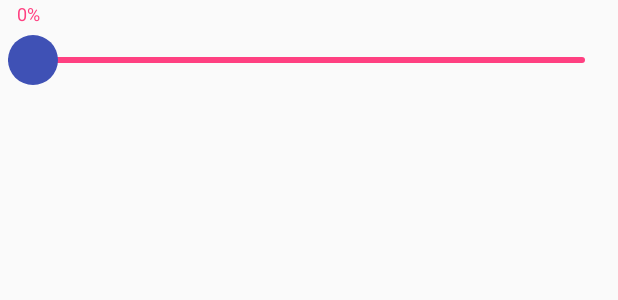
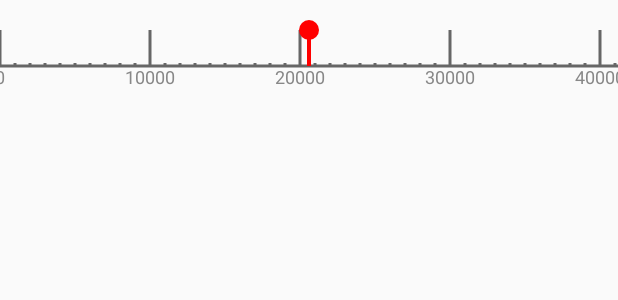
Before and after one commit to FlyMyFish/ExampleMoudle, an Android app: the layout activity_see_schedule_seek_bar.xml on its own in the app's theme, with its tools: preview values and no code run, on a phone screen of 412 x 824 dp. Shown: the top 300 px of the screen. Run offline under Robolectric (Android 15) with nearby library versions, the phone set to English and light mode, and no system bars.

Commit message:
添加picknumview

```diff
--- /dev/null
+++ b/argbevaluator/src/main/java/com/shichen/zhang/examplemodule/PickNumView.java
@@ -0,0 +1,263 @@
+/*
+ * Copyright ©2014-2017 百金贷|京ICP备15008179号|北京荣盛信联信息技术有限公司
+ */
+
+package com.shichen.zhang.examplemodule;
+
+import android.content.Context;
+import android.graphics.Canvas;
+import android.graphics.Color;
+import android.graphics.Paint;
+import android.support.annotation.Nullable;
+import android.support.v4.view.NestedScrollingChild;
+import android.util.AttributeSet;
+import android.view.MotionEvent;
+import android.view.VelocityTracker;
+import android.view.View;
+import android.widget.OverScroller;
+
+/**
+ * Created by shichen on 2018/4/10.
+ *
+ * @author shichen 754314442@qq.com
+ */
+
+public class PickNumView extends View implements NestedScrollingChild {
+    private final OverScroller mOverScroller;
+    private int textSize = 12;
+
+    public PickNumView(Context context, @Nullable AttributeSet attrs) {
+        super(context, attrs);
+        setLayerType(View.LAYER_TYPE_HARDWARE, null);
+        screenWidth = context.getResources().getDisplayMetrics().widthPixels;
+        mOverScroller = new OverScroller(context);
+        //mScroller = new Scroller(context);
+        bottomLinePaint = new Paint();
+        bottomLinePaint.setAntiAlias(true);
+        bottomLinePaint.setColor(0xffF4F4F4);
+        bottomLinePaint.setStrokeWidth(3.0f);
+        bottomLinePaint.setTextSize(context.getResources().getDisplayMetrics().density * textSize);
+        targetPaint = new Paint();
+        targetPaint.setAntiAlias(true);
+        targetPaint.setColor(Color.RED);
+        targetPaint.setStrokeWidth(4.0f);
+    }
+
+    private Paint bottomLinePaint;
+    /**
+     * 最上层叠加画笔
+     */
+    private float maxLineHeight;
+    private float minLineHeight;
+    private Paint targetPaint;
+
+    private int minNum = 1000;
+    private int maxNum = 200000;
+    private int lineMargin = 15;
+    private float mSlop = 0.1f;
+    private float maxTop = 30.0f;
+    private boolean picked = false;
+
+    @Override
+    protected void onDraw(Canvas canvas) {
+        canvas.drawColor(Color.TRANSPARENT);
+        canvas.save();
+        int targetPosition = 0;
+        picked = false;
+        bottomLinePaint.setColor(bottomLineColor);
+        canvas.drawLine(-1000, maxLineHeight, 200000 / 1000 * lineMargin + screenWidth, maxLineHeight, bottomLinePaint);
+        for (int i = 0; i <= 200000; i = i + 1000) {
+            if (i % 10000 == 0) {
+                bottomLinePaint.setColor(numLineColor);
+                canvas.drawLine(i / 1000 * lineMargin, maxLineHeight, i / 1000 * lineMargin, maxTop, bottomLinePaint);
+                float numWidth = bottomLinePaint.measureText(String.valueOf(i));
+                bottomLinePaint.setColor(textColor);
+                canvas.drawText(String.valueOf(i), i / 1000 * lineMargin - numWidth / 2, maxLineHeight + getContext().getResources().getDisplayMetrics().density * textSize, bottomLinePaint);
+            } else {
+                bottomLinePaint.setColor(numLineColor);
+                canvas.drawLine(i / 1000 * lineMargin, maxLineHeight, i / 1000 * lineMargin, maxTop + maxLineHeight - minLineHeight, bottomLinePaint);
+            }
+            if (getScrollX() + screenWidth / 2 == i / 1000 * lineMargin) {
+                if (onNumPickedListener != null) {
+                    onNumPickedListener.numPicked(i);
+                }
+                targetPosition = i;
+                picked = true;
+            }
+        }
+        drawShader(targetPosition, canvas);
+        targetPaint.setColor(pickLineColor);
+        canvas.drawLine(getScrollX() + screenWidth / 2, maxLineHeight, getScrollX() + screenWidth / 2, maxTop, targetPaint);
+        canvas.drawCircle(getScrollX() + screenWidth / 2, maxTop, 10.0f, targetPaint);
+        canvas.restore();
+    }
+
+    private void drawShader(int targetPosition, Canvas canvas) {
+        if (!picked) {
+            return;
+        }
+        if (targetPosition - 1000 >= 0) {
+            targetPaint.setColor(0xffFD7171);
+            if ((targetPosition - 1000) % 10000 == 0) {
+                canvas.drawLine((targetPosition - 1000) / 1000 * lineMargin, maxLineHeight, (targetPosition - 1000) / 1000 * lineMargin, maxTop, targetPaint);
+            } else {
+                canvas.drawLine((targetPosition - 1000) / 1000 * lineMargin, maxLineHeight, (targetPosition - 1000) / 1000 * lineMargin, maxTop + maxLineHeight - minLineHeight, targetPaint);
+            }
+        }
+        if (targetPosition - 2000 >= 0) {
+            targetPaint.setColor(0xffF8CFCF);
+            if ((targetPosition - 2000) % 10000 == 0) {
+                canvas.drawLine((targetPosition - 2000) / 1000 * lineMargin, maxLineHeight, (targetPosition - 2000) / 1000 * lineMargin, maxTop, targetPaint);
+            } else {
+                canvas.drawLine((targetPosition - 2000) / 1000 * lineMargin, maxLineHeight, (targetPosition - 2000) / 1000 * lineMargin, maxTop + maxLineHeight - minLineHeight, targetPaint);
+            }
+        }
+        if (targetPosition + 1000 <= 200000) {
+            targetPaint.setColor(0xffFD7171);
+            if ((targetPosition + 1000) % 10000 == 0) {
+                canvas.drawLine((targetPosition + 1000) / 1000 * lineMargin, maxLineHeight, (targetPosition + 1000) / 1000 * lineMargin, maxTop, targetPaint);
+            } else {
+                canvas.drawLine((targetPosition + 1000) / 1000 * lineMargin, maxLineHeight, (targetPosition + 1000) / 1000 * lineMargin, maxTop + maxLineHeight - minLineHeight, targetPaint);
+            }
+        }
+        if (targetPosition + 1000 <= 200000) {
+            targetPaint.setColor(0xffF8CFCF);
+            if ((targetPosition + 2000) % 10000 == 0) {
+                canvas.drawLine((targetPosition + 2000) / 1000 * lineMargin, maxLineHeight, (targetPosition + 2000) / 1000 * lineMargin, maxTop, targetPaint);
+            } else {
+                canvas.drawLine((targetPosition + 2000) / 1000 * lineMargin, maxLineHeight, (targetPosition + 2000) / 1000 * lineMargin, maxTop + maxLineHeight - minLineHeight, targetPaint);
+            }
+        }
+    }
+
+    @Override
+    public void computeScroll() {
+        super.computeScroll();
+        if (mOverScroller.computeScrollOffset()) {
+            int currX = mOverScroller.getCurrX();
+            int lastX = ((int) currX / lineMargin) * lineMargin;
+            int nextX = (((int) currX / lineMargin) + 1) * lineMargin;
+            if (currX - lastX >= nextX - currX) {
+                scrollTo(nextX, mOverScroller.getCurrY());
+            } else {
+                scrollTo(lastX, mOverScroller.getCurrY());
+            }
+            postInvalidate();
+        }
+    }
+
+    private VelocityTracker mVelocityTracker;
+    private static final int MIN_FING_VELOCITY = 4;
+
+    @Override
+    public boolean onTouchEvent(MotionEvent event) {
+        if (mVelocityTracker == null) {
+            mVelocityTracker = VelocityTracker.obtain();
+        }
+
+        mVelocityTracker.addMovement(event);
+        switch (event.getAction()) {
+            case MotionEvent.ACTION_DOWN:
+                restoreTouchPoint(event);
+                if (!mOverScroller.isFinished()) {
+                    mOverScroller.forceFinished(true);
+                }
+                break;
+            case MotionEvent.ACTION_MOVE:
+                int deltaX = (int) (event.getX() - mLastPointX);
+                if (getScrollX() <= -screenWidth / 2 - 200 || getScrollX() >= 200000 / 1000 * lineMargin +screenWidth / 2 - screenWidth + 200) {
+
+                } else {
+                    if (Math.abs(deltaX) > mSlop) {
+                        //取值的正负与手势的方向相反，这在前面的文章已经解释过了
+                        scrollBy(-deltaX, 0);
+                        restoreTouchPoint(event);
+                    }
+                }
+                break;
+            case MotionEvent.ACTION_UP:
+                mVelocityTracker.computeCurrentVelocity(1000, 2000.0f);
+                int xVelocity = (int) mVelocityTracker.getXVelocity();
+                int yVelocity = (int) mVelocityTracker.getYVelocity();
+                mOverScroller.fling(getScrollX(), getScrollY(),
+                        -xVelocity, -yVelocity, -screenWidth / 2, 200000 / 1000 * lineMargin  +screenWidth / 2 - screenWidth, 0, 0, 200, 0);
+                invalidate();
+                break;
+            default:
+                break;
+        }
+        return true;
+    }
+
+    private float mLastPointX;
+
+    private void restoreTouchPoint(MotionEvent event) {
+        mLastPointX = event.getX();
+    }
+
+    private int screenWidth;
+
+    @Override
+    protected void onMeasure(int widthMeasureSpec, int heightMeasureSpec) {
+        setMeasuredDimension(screenWidth, heightMeasureSpec);
+    }
+
+    @Override
+    protected void onLayout(boolean changed, int left, int top, int right, int bottom) {
+        super.onLayout(changed, left, top, right, bottom);
+        maxLineHeight = getMeasuredHeight() / 4 * 3;
+        minLineHeight = maxLineHeight / 2;
+    }
+
+    public void setOnNumPickedListener(OnNumPickedListener onNumPickedListener) {
+        this.onNumPickedListener = onNumPickedListener;
+    }
+
+    private OnNumPickedListener onNumPickedListener;
+
+    public interface OnNumPickedListener {
+        void numPicked(int value);
+    }
+
+    private int numLineColor = 0xff666666;
+    private int bottomLineColor = 0xff666666;
+    private int textColor = Color.GRAY;
+    private int pickLineColor = Color.RED;
+
+    public int getNumLineColor() {
+        return numLineColor;
+    }
+
+    public void setNumLineColor(int numLineColor) {
+        this.numLineColor = numLineColor;
+    }
+
+    public int getBottomLineColor() {
+        return bottomLineColor;
+    }
+
+    public void setBottomLineColor(int bottomLineColor) {
+        this.bottomLineColor = bottomLineColor;
+    }
+
+    public int getTextColor() {
+        return textColor;
+    }
+
+    public void setTextColor(int textColor) {
+        this.textColor = textColor;
+    }
+
+    public int getPickLineColor() {
+        return pickLineColor;
+    }
+
+    public void setPickLineColor(int pickLineColor) {
+        this.pickLineColor = pickLineColor;
+    }
+
+    public void setAmount(int value) {
+        int dx = value / 1000 * lineMargin-mOverScroller.getCurrX()-screenWidth/2;
+        mOverScroller.startScroll(mOverScroller.getCurrX(), 0, dx, 0);
+    }
+}
--- a/argbevaluator/src/main/java/com/shichen/zhang/examplemodule/ScheduleSeekBar.java
+++ b/argbevaluator/src/main/java/com/shichen/zhang/examplemodule/ScheduleSeekBar.java
@@ -2,21 +2,27 @@ package com.shichen.zhang.examplemodule;
 
 import android.content.Context;
 import android.content.res.TypedArray;
+import android.graphics.BlurMaskFilter;
 import android.graphics.Canvas;
 import android.graphics.Color;
+import android.graphics.LinearGradient;
 import android.graphics.Paint;
 import android.graphics.Rect;
 import android.graphics.RectF;
+import android.graphics.Shader;
+import android.graphics.drawable.Animatable;
 import android.support.annotation.Nullable;
 import android.util.AttributeSet;
 import android.view.View;
+import android.view.animation.Animation;
+import android.view.animation.Transformation;
 
 /**
  * 进度框
  * Created by Administrator on 2017/9/11.
  */
 
-public class ScheduleSeekBar extends View {
+public class ScheduleSeekBar extends View implements Animatable{
     public ScheduleSeekBar(Context context) {
         this(context, null);
     }
@@ -29,7 +35,7 @@ public class ScheduleSeekBar extends View {
         super(context, attrs, defStyleAttr);
         density = context.getResources().getDisplayMetrics().density;
         bgSize = density * bgSize;
-        btnSize = btnSize * btnSize;
+        btnHeight = density * btnHeight;
         textSize = density * textSize;
         TypedArray a = context.getTheme().obtainStyledAttributes(attrs, R.styleable.ScheduleSeekBar, defStyleAttr, 0);
         int n = a.getIndexCount();
@@ -37,48 +43,77 @@ public class ScheduleSeekBar extends View {
             int attr = a.getIndex(i);
             switch (attr) {
                 case R.styleable.ScheduleSeekBar_scheduleTextColor:
-                    scheduleColor = a.getColor(attr, Color.parseColor("#FF8080"));
+                    scheduleColor = a.getColor(attr, Color.parseColor("#FA2F2C"));
                     break;
                 case R.styleable.ScheduleSeekBar_foreColor:
-                    foreColor = a.getColor(attr, Color.parseColor("#FF8080"));
+                    foreColor = a.getColor(attr, Color.parseColor("#FFFFFF"));
                     break;
                 case R.styleable.ScheduleSeekBar_backColor:
-                    bgColor = a.getColor(attr, Color.parseColor("#999999"));
+                    bgColor = a.getColor(attr, Color.parseColor("#FF6D60"));
                     break;
                 case R.styleable.ScheduleSeekBar_buttonColor:
-                    btnColor = a.getColor(attr, Color.parseColor("#FF8686"));
+                    btnTopColor = a.getColor(attr, Color.parseColor("#FF8686"));
                     break;
-
+                default:
+                    break;
             }
         }
         a.recycle();
         initPaint();
     }
 
-    private int bgColor = Color.parseColor("#999999");
-    private int foreColor = Color.parseColor("#FF8080");
-    private int btnColor = Color.parseColor("#FF8686");
-    private int scheduleColor = Color.parseColor("#FF8080");
-    private float bgSize = 4.0f;//进度条的高
-    private float btnSize = 5.0f;//按钮的半径
-    private float textSize = 12.0f;//文字的size
+    private int bgColor = Color.parseColor("#FF6D60");
+    private int foreColor = Color.parseColor("#FFFFFF");
+    private int btnTopColor = Color.parseColor("#F9E9AB");
+    private int btnBottomColor = Color.parseColor("#FFDC40");
+    private int scheduleColor = Color.parseColor("#FA2F2C");
+    private float bgSize = 3.0f;
+    /**
+     * 进度条的高
+     */
+    private float btnHeight = 10.0f;
+    private float btnWidth = 70.0f;
+    /**
+     * 按钮的半径
+     */
+    private float textSize = 8.0f;
+    /**
+     * 文字的size
+     */
     private float density;
-    private Paint bgPaint;//背景画笔
-    private Paint forePaint;//进度颜色
-    private Paint btnPaint;//进度按钮颜色
-    private Paint schedulePaint;//上方文字颜色
+    private Paint bgPaint;
+    /**
+     * 背景画笔
+     */
+    private Paint forePaint;
+    /**
+     * 进度颜色
+     */
+    private Paint btnPaint;
+    private Paint btnBackPaint;
+    /**
+     * 进度按钮颜色
+     */
+    private Paint schedulePaint;
 
+    /**
+     * 上方文字颜色
+     */
     private void initPaint() {
         bgPaint = new Paint();
         bgPaint.setColor(bgColor);
         bgPaint.setAntiAlias(true);
         bgPaint.setStyle(Paint.Style.FILL);
+        btnBackPaint = new Paint();
+        btnBackPaint.setColor(0xffDC4849);
+        btnBackPaint.setAntiAlias(true);
+        btnBackPaint.setStyle(Paint.Style.FILL);
         forePaint = new Paint();
         forePaint.setColor(foreColor);
         forePaint.setAntiAlias(true);
         forePaint.setStyle(Paint.Style.FILL);
         btnPaint = new Paint();
-        btnPaint.setColor(btnColor);
+        btnPaint.setColor(btnTopColor);
         btnPaint.setAntiAlias(true);
         btnPaint.setStyle(Paint.Style.FILL);
         schedulePaint = new Paint();
@@ -98,47 +133,100 @@ public class ScheduleSeekBar extends View {
 
     private void drawBg(Canvas canvas) {
         RectF rectF = new RectF();
-        rectF.set(0.0f + btnSize, Float.valueOf(getMeasuredHeight()) - btnSize - bgSize / 2, Float.valueOf(getMeasuredWidth()) - btnSize, Float.valueOf(getMeasuredHeight()) - btnSize + bgSize / 2);
+        rectF.set(0.0f, Float.valueOf(getMeasuredHeight()) - btnHeight - bgSize / 2, Float.valueOf(getMeasuredWidth()), Float.valueOf(getMeasuredHeight()) - btnHeight + bgSize / 2);
         canvas.drawRoundRect(rectF, bgSize / 2, bgSize / 2, bgPaint);
     }
 
     private void drawProgress(Canvas canvas) {
         RectF rectF = new RectF();
-        rectF.set(0.0f + btnSize, Float.valueOf(getMeasuredHeight()) - btnSize - bgSize / 2, (Float.valueOf(getMeasuredWidth()) - btnSize) / 100 * progress, Float.valueOf(getMeasuredHeight()) - btnSize + bgSize / 2);
+        rectF.set(0.0f, Float.valueOf(getMeasuredHeight()) - btnHeight - bgSize / 2, (Float.valueOf(getMeasuredWidth())) / 100 * progress, Float.valueOf(getMeasuredHeight()) - btnHeight + bgSize / 2);
         canvas.drawRoundRect(rectF, bgSize / 2, bgSize / 2, forePaint);
     }
 
     private void drawBtn(Canvas canvas) {
-        float rx = btnSize + (Float.valueOf(getMeasuredWidth()) - btnSize * 2) / 100 * progress;
-        float ry = Float.valueOf(getMeasuredHeight()) - btnSize;
-        canvas.drawCircle(rx, ry, btnSize, btnPaint);
+        float rx = (Float.valueOf(getMeasuredWidth())) / 100 * progress;
+        float ry = Float.valueOf(getMeasuredHeight()) - btnHeight;
+        RectF rectF = new RectF();
+        rectF.set(rx - btnWidth / 2, ry - btnHeight / 2, rx + btnWidth / 2, ry + btnHeight / 2);
+        LinearGradient linearGradient = new LinearGradient(rx, ry - btnHeight / 2, rx, ry + btnHeight / 2, btnTopColor, btnBottomColor, Shader.TileMode.MIRROR);
+        btnPaint.setShader(linearGradient);
+        RectF rectBg = new RectF();
+        rectBg.set(rx - btnWidth / 2, ry - btnHeight / 2 + 6.0f, rx + btnWidth / 2, ry + btnHeight / 2 + 6.0f);
+        setLayerType(LAYER_TYPE_SOFTWARE, btnBackPaint);
+        btnBackPaint.setMaskFilter(new BlurMaskFilter(10, BlurMaskFilter.Blur.NORMAL));
+        canvas.drawRoundRect(rectBg, btnHeight / 2, btnHeight / 2, btnBackPaint);
+        canvas.drawRoundRect(rectF, btnHeight / 2, btnHeight / 2, btnPaint);
     }
 
     private void drawSchedule(Canvas canvas) {
         Rect textBound = new Rect();
-        String scheduleStr = progress + "%";
+        int progressInt = (int) progress;
+        String scheduleStr = progressInt + "% ";
         schedulePaint.getTextBounds(scheduleStr, 0, scheduleStr.length() - 1, textBound);
-        float tx = 0.0f;
-        if (progress < 5) {
-            tx = (Float.valueOf(getMeasuredWidth()) - btnSize * 2) / 100 * progress + textBound.width();
-        } else if (progress > 95) {
-            tx = (Float.valueOf(getMeasuredWidth()) - btnSize * 2) / 100 * progress - textBound.width();
-        } else {
-            tx = (Float.valueOf(getMeasuredWidth()) - btnSize * 2) / 100 * progress - textBound.width() / 2;
-        }
-        float ty = Float.valueOf(getMeasuredHeight()) - btnSize * 2 - textBound.height();
-        canvas.drawText(scheduleStr, tx, ty, schedulePaint);
+        float rx = (Float.valueOf(getMeasuredWidth())) / 100 * progress;
+        float ry = Float.valueOf(getMeasuredHeight()) - btnHeight;
+        canvas.drawText(scheduleStr, rx - textBound.width() / 2, ry + textBound.height() / 2, schedulePaint);
     }
 
-    private int progress = 0;
+    private float progress = 0;
 
-    public void setProgress(int progress) {
-        this.progress = progress;
-        invalidate();
+    public void setProgress(int setProgress) {
+        setupAnimation(setProgress);
+        start();
     }
 
     @Override
     protected void onMeasure(int widthMeasureSpec, int heightMeasureSpec) {
-        setMeasuredDimension(widthMeasureSpec, (int) (btnSize * 2 + textSize * 1.5));
+        setMeasuredDimension(widthMeasureSpec, (int) btnHeight * 2);
+    }
+
+    private Animation updateAnim;
+
+    private void setupAnimation(final int setProgress) {
+        Animation animation = new Animation() {
+            @Override
+            protected void applyTransformation(float interpolatedTime, Transformation t) {
+                progress = setProgress * interpolatedTime;
+                invalidate();
+            }
+        };
+        animation.setAnimationListener(new Animation.AnimationListener() {
+            @Override
+            public void onAnimationStart(Animation animation) {
+                isRunning = true;
+            }
+
+            @Override
+            public void onAnimationEnd(Animation animation) {
+                isRunning = false;
+            }
+
+            @Override
+            public void onAnimationRepeat(Animation animation) {
+
+            }
+        });
+        animation.setDuration(2500);
+        animation.setRepeatMode(Animation.REVERSE);
+        animation.setRepeatCount(0);
+        updateAnim = animation;
+    }
+
+    @Override
+    public void start() {
+        updateAnim.reset();
+        startAnimation(updateAnim);
+    }
+
+    @Override
+    public void stop() {
+        clearAnimation();
+    }
+
+    private boolean isRunning = false;
+
+    @Override
+    public boolean isRunning() {
+        return isRunning;
     }
 }
--- a/argbevaluator/src/main/res/layout/activity_see_schedule_seek_bar.xml
+++ b/argbevaluator/src/main/res/layout/activity_see_schedule_seek_bar.xml
@@ -6,6 +6,7 @@
     android:layout_height="match_parent">
     <com.shichen.zhang.examplemodule.ScheduleSeekBar
         android:id="@+id/progress"
+        android:visibility="gone"
         android:layout_width="match_parent"
         android:layout_margin="5dp"
         app:foreColor="@color/colorPrimaryDark"
@@ -13,4 +14,16 @@
         app:buttonColor="@color/colorPrimary"
         app:scheduleTextColor="@color/colorAccent"
         android:layout_height="wrap_content" />
+    <com.shichen.zhang.examplemodule.PickNumView
+        android:id="@+id/pnv"
+        android:layout_width="match_parent"
+        android:layout_height="60dp" />
+    <TextView
+        android:id="@+id/tv_picked_num"
+        android:layout_width="match_parent"
+        android:textColor="@color/colorPrimary"
+        android:textSize="16sp"
+        android:padding="10dp"
+        android:gravity="center"
+        android:layout_height="wrap_content" />
 </LinearLayout>
```
Also changed, not shown: argbevaluator/src/main/java/com/shichen/zhang/examplemodule/SeeScheduleSeekBarActivity.java (+10 -0 lines), 2 other files.
